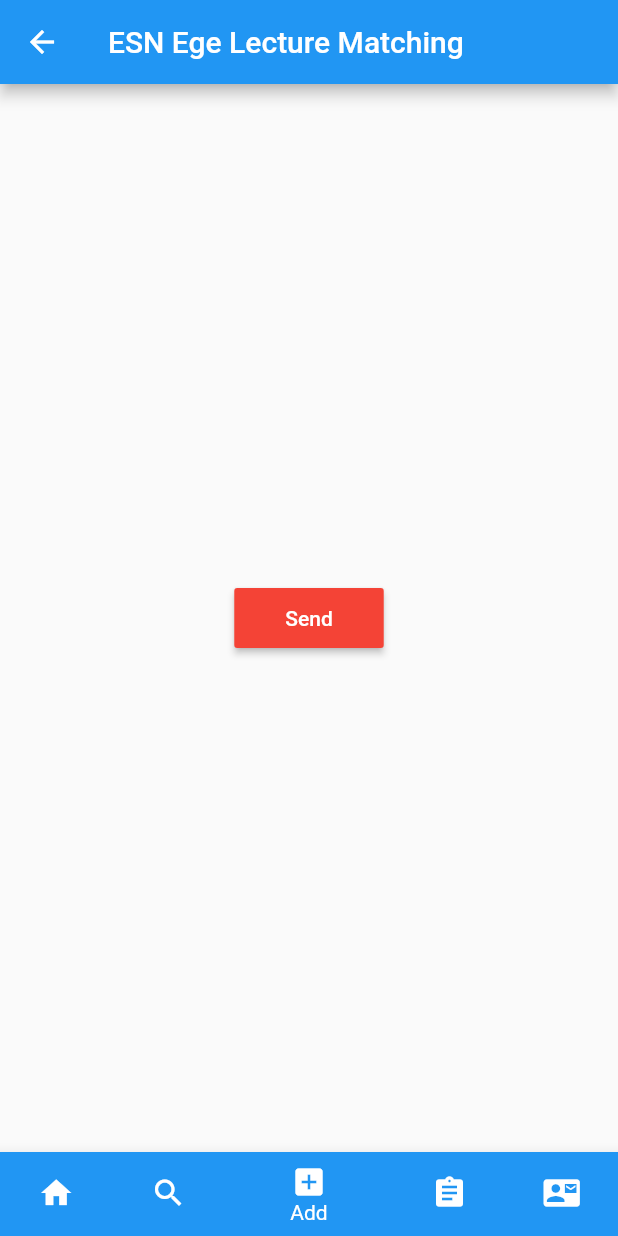
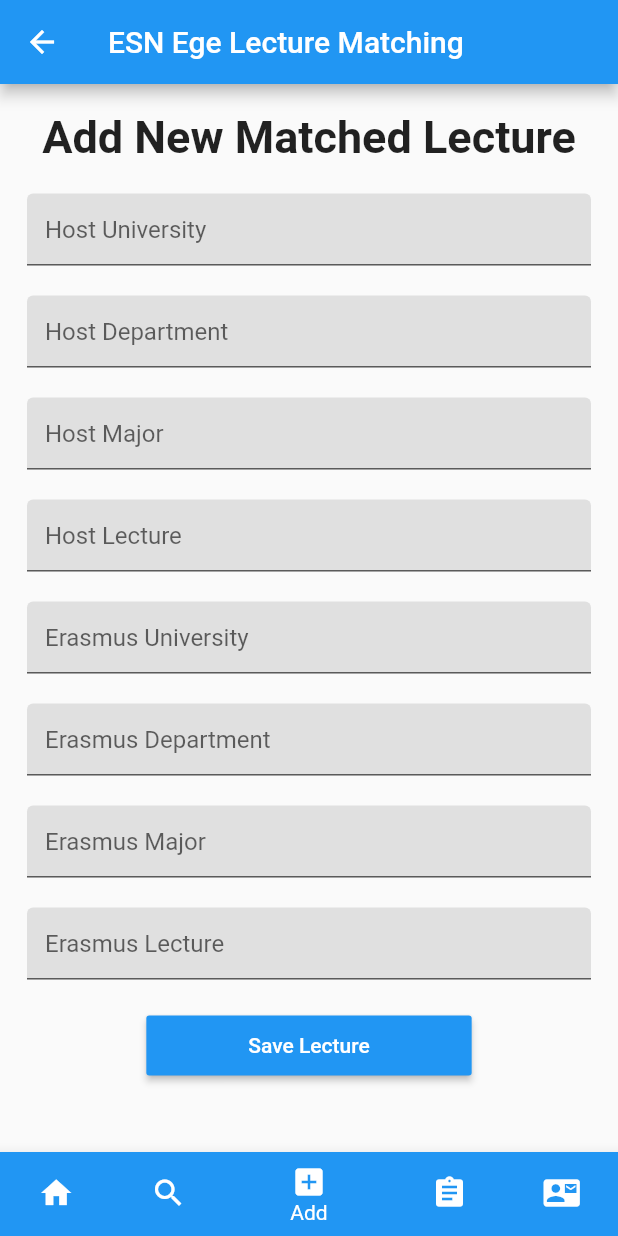
Before and after one commit to HyperGrapher/flutter-university-club-ui, a Flutter app: the MyHomePage screen opened by its route, item 3 of the bottom bar chosen, on a phone screen of 412 x 824 dp. Run offline on Flutter 3.47's test engine with Material 2 defaults, Android fonts, the phone set to English and light mode, and no system bars; our stand-ins replace cloud_firestore, flutter_html, shared_preferences, webview_flutter; accounts and stored records are empty.

Commit message:
Add lecture page form is done, no saving yet

```diff
--- a/lib/main.dart
+++ b/lib/main.dart
@@ -2,7 +2,7 @@ import 'package:flutter/material.dart';
 import 'package:webview_flutter/webview_flutter.dart';
 
 import './pages/welcome.dart';
-import './pages/add.dart';
+import './pages/add_lecture.dart';
 import './pages/about.dart';
 import './pages/search.dart';
 import './pages/contact.dart';
@@ -51,7 +51,7 @@ class _MyHomePageState extends State<MyHomePage> {
       javascriptMode: JavascriptMode.unrestricted,
     ),
     SearchPage(),
-    AddPage(),
+    LectureForm(),
     AboutPage(),
     ContactPage(),
   ];
--- /dev/null
+++ b/lib/model/lecture.dart
@@ -0,0 +1,26 @@
+class Lecture {
+  int id;
+  String host_university;
+  String host_department;
+  String host_major;
+  String host_lecture_id;
+  String host_lecture_name;
+  String eras_university;
+  String eras_department;
+  String eras_major;
+  String eras_lecture_id;
+  String eras_lecture_name;
+
+  Lecture(
+      {this.id,
+      this.host_university,
+      this.host_department,
+      this.host_major,
+      this.host_lecture_id,
+      this.host_lecture_name,
+      this.eras_university,
+      this.eras_department,
+      this.eras_major,
+      this.eras_lecture_id,
+      this.eras_lecture_name});
+}
--- a/lib/pages/add.dart
+++ /dev/null
@@ -1,42 +0,0 @@
-import 'package:flutter/material.dart';
-import 'package:shared_preferences/shared_preferences.dart';
-
-import 'package:universityapp/services/database.dart';
-
-class AddPage extends StatelessWidget {
-  _sendData() async {
-    SharedPreferences prefs = await SharedPreferences.getInstance();
-    int uid = prefs.getInt('uid');
-    print('- - - - > Firestore UID: $uid');
-
-    await DatabaseService().updateData(
-        uid,
-        "new host_university",
-        "new host_department",
-        "new host_major",
-        "new_host_lecture_id_5050",
-        "new host_lecture_name",
-        "new eras_university",
-        "new eras_department",
-        "new eras_major",
-        "new eras_lecture_id",
-        "new eras_lecture_name");
-  }
-
-  @override
-  Widget build(BuildContext context) {
-    return Container(
-      child: Center(
-        child: RaisedButton(
-          color: Colors.red,
-          textColor: Colors.white,
-          padding: EdgeInsets.fromLTRB(34.0, 12.0, 34.0, 12.0),
-          onPressed: () {
-            _sendData();
-          },
-          child: Text("Send"),
-        ),
-      ),
-    );
-  }
-}
--- /dev/null
+++ b/lib/pages/add_lecture.dart
@@ -0,0 +1,209 @@
+import 'package:flutter/material.dart';
+
+class LectureForm extends StatefulWidget {
+  @override
+  _LectureFormState createState() => _LectureFormState();
+}
+
+class _LectureFormState extends State<LectureForm> {
+  final formKey = GlobalKey<FormState>();
+  String host_university,
+      host_department,
+      host_major,
+      host_lecture_id,
+      host_lecture_name,
+      eras_university,
+      eras_department,
+      eras_major,
+      eras_lecture_id,
+      eras_lecture_name,
+      year,
+      semestr;
+
+  _saveForm(
+      String host_university,
+      String host_department,
+      String host_major,
+      String host_lecture_id,
+      String host_lecture_name,
+      String eras_university,
+      String eras_department,
+      String eras_major,
+      String eras_lecture_id,
+      String eras_lecture_name,
+      String year,
+      String semestr) {
+    print("- - - - > Form saved");
+  }
+
+  @override
+  Widget build(BuildContext context) {
+    void _submit() {
+      if (formKey.currentState.validate()) {
+        formKey.currentState.save(); // save forms
+        _saveForm(
+            host_university,
+            host_department,
+            host_major,
+            host_lecture_id,
+            host_lecture_name,
+            eras_university,
+            eras_department,
+            eras_major,
+            eras_lecture_id,
+            eras_lecture_name,
+            year,
+            semestr);
+        formKey.currentState.reset(); // clear forms
+        print("- - - - > Form submitted");
+      }
+    }
+
+    return SingleChildScrollView(
+      child: Container(
+        padding: EdgeInsets.all(18.0),
+        // margin: EdgeInsets.only(top: 50.0),
+        // color: Colors.blueAccent,
+        child: Form(
+          key: formKey,
+          child: Column(
+              // mainAxisAlignment: MainAxisAlignment.center,
+              crossAxisAlignment: CrossAxisAlignment.stretch,
+              children: <Widget>[
+                Text(
+                  "Add New Matched Lecture",
+                  textAlign: TextAlign.center,
+                  style: TextStyle(
+                    fontWeight: FontWeight.bold,
+                    fontSize: 30.0,
+                  ),
+                ),
+                SizedBox(
+                  height: 20,
+                ),
+                TextFormField(
+                  decoration: InputDecoration(
+                    filled: true,
+                    hintText: "Host University",
+                    fillColor: Colors.grey[300],
+                  ),
+                  validator: (String value) {
+                    return value.isNotEmpty ? null : "Field can't be empty";
+                  },
+                  onSaved: (String value) => host_university = value,
+                ),
+                SizedBox(
+                  height: 20,
+                ),
+                TextFormField(
+                  decoration: InputDecoration(
+                    filled: true,
+                    hintText: "Host Department",
+                    fillColor: Colors.grey[300],
+                  ),
+                  validator: (String value) {
+                    return value.isNotEmpty ? null : "Field can't be empty";
+                  },
+                  onSaved: (String value) => host_department = value,
+                ),
+                SizedBox(
+                  height: 20,
+                ),
+                TextFormField(
+                  decoration: InputDecoration(
+                    filled: true,
+                    hintText: "Host Major",
+                    fillColor: Colors.grey[300],
+                  ),
+                  validator: (String value) {
+                    return value.isNotEmpty ? null : "Field can't be empty";
+                  },
+                  onSaved: (String value) => host_major = value,
+                ),
+                SizedBox(
+                  height: 20,
+                ),
+                TextFormField(
+                  decoration: InputDecoration(
+                    filled: true,
+                    hintText: "Host Lecture",
+                    fillColor: Colors.grey[300],
+                  ),
+                  validator: (String value) {
+                    return value.isNotEmpty ? null : "Field can't be empty";
+                  },
+                  onSaved: (String value) => host_lecture_name = value,
+                ),
+                SizedBox(
+                  height: 20,
+                ),
+                TextFormField(
+                  decoration: InputDecoration(
+                    filled: true,
+                    hintText: "Erasmus University",
+                    fillColor: Colors.grey[300],
+                  ),
+                  validator: (String value) {
+                    return value.isNotEmpty ? null : "Field can't be empty";
+                  },
+                  onSaved: (String value) => eras_university = value,
+                ),
+                SizedBox(
+                  height: 20,
+                ),
+                TextFormField(
+                  decoration: InputDecoration(
+                    filled: true,
+                    hintText: "Erasmus Department",
+                    fillColor: Colors.grey[300],
+                  ),
+                  validator: (String value) {
+                    return value.isNotEmpty ? null : "Field can't be empty";
+                  },
+                  onSaved: (String value) => eras_department = value,
+                ),
+                SizedBox(
+                  height: 20,
+                ),
+                TextFormField(
+                  decoration: InputDecoration(
+                    filled: true,
+                    hintText: "Erasmus Major",
+                    fillColor: Colors.grey[300],
+                  ),
+                  validator: (String value) {
+                    return value.isNotEmpty ? null : "Field can't be empty";
+                  },
+                  onSaved: (String value) => eras_major = value,
+                ),
+                SizedBox(
+                  height: 20,
+                ),
+                TextFormField(
+                  decoration: InputDecoration(
+                    filled: true,
+                    hintText: "Erasmus Lecture",
+                    fillColor: Colors.grey[300],
+                  ),
+                  validator: (String value) {
+                    return value.isNotEmpty ? null : "Field can't be empty";
+                  },
+                  onSaved: (String value) => eras_lecture_name = value,
+                ),
+                SizedBox(
+                  height: 20,
+                ),
+                Center(
+                    child: RaisedButton(
+                  color: Colors.blue,
+                  textColor: Colors.white,
+                  padding: EdgeInsets.fromLTRB(68.0, 12.0, 68.0, 12.0),
+                  onPressed: _submit,
+                  child: Text("Save Lecture"),
+                ))
+              ]),
+        ),
+      ),
+    );
+  }
+}
--- a/pubspec.yaml
+++ b/pubspec.yaml
@@ -27,7 +27,8 @@ dependencies:
   cloud_firestore: ^0.13.5
   shared_preferences: ^0.5.7
   flutter_html: ^0.11.1
-
+  sqflite: ^1.3.0+1
+  path: ^1.6.4
 
 dev_dependencies:
   flutter_test:
```
Also changed, not shown: pubspec.lock.
